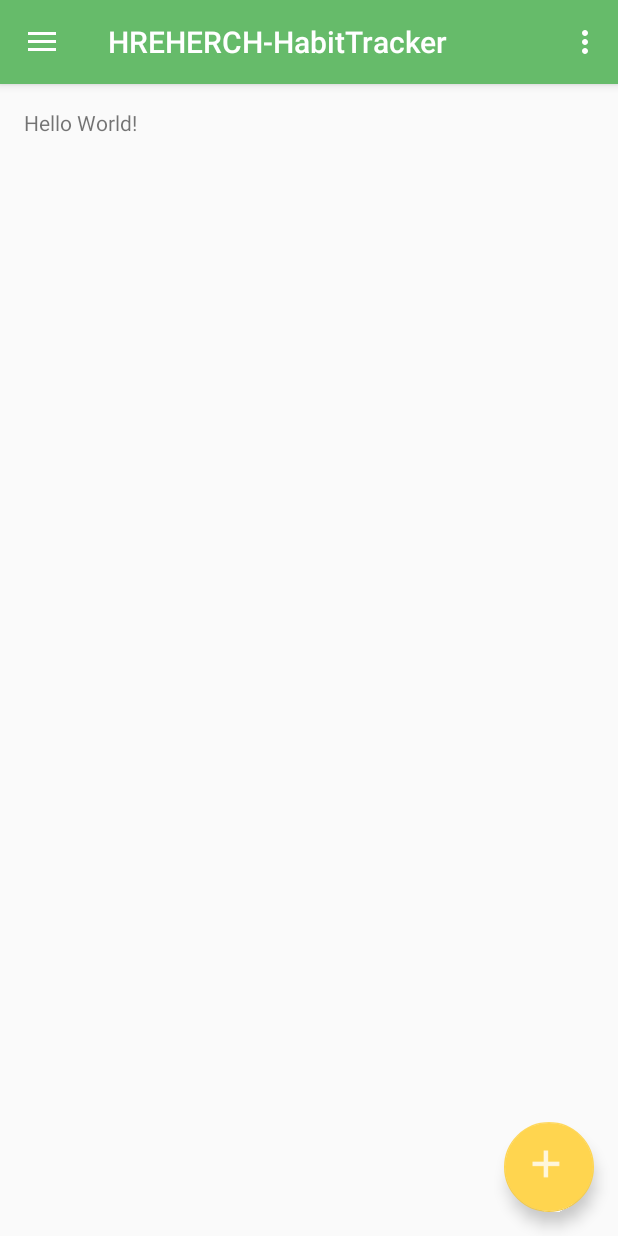
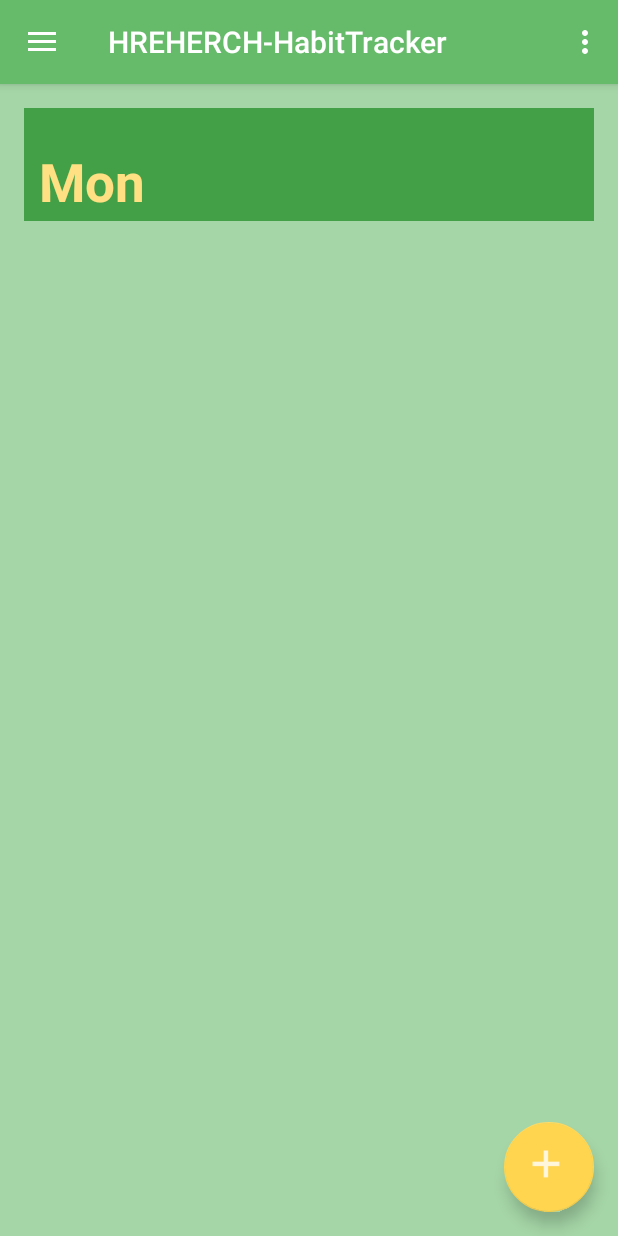
Before and after one commit to Hreherch/Habit-Tracker, an Android app: the screen it shows after launch (MainActivity), on a phone screen of 412 x 824 dp. Run offline under Robolectric (Android 15) with nearby library versions, the phone set to English and light mode, and no system bars.

Commit message:
pen pineapple apple pen

```diff
--- a/app/src/main/java/me/bennhart/hreherch_habittracker/GetToday.java
+++ b/app/src/main/java/me/bennhart/hreherch_habittracker/GetToday.java
@@ -12,22 +12,22 @@ import java.util.Locale;
  * Created by Ben on 2016-09-24.
  */
 public class GetToday {
-    public static final String DATE_FORMAT = "yyyy-MM-dd";
+    private final String DATE_FORMAT = "yyyy-MM-dd";
 
-    public static String getString() {
+    public String getString() {
         GregorianCalendar calendar = new GregorianCalendar();
         DateFormat formatter = new SimpleDateFormat( DATE_FORMAT, Locale.getDefault() );
         return formatter.format( calendar.getTime() );
     }
 
-    public static String getStringPlus( int plusDays ) {
+    public String getTodayPlus( int plusDays ) {
         GregorianCalendar calendar = new GregorianCalendar();
         DateFormat formatter = new SimpleDateFormat( DATE_FORMAT, Locale.getDefault() );
         calendar.add( Calendar.DATE, plusDays );
         return formatter.format( calendar.getTime() );
     }
 
-    public static String getDatePlus( String date, int plusDays ) {
+    public String getDatePlus( String date, int plusDays ) {
         DateFormat formatter = new SimpleDateFormat( DATE_FORMAT, Locale.getDefault() );
         GregorianCalendar calendar = new GregorianCalendar();
         try {
@@ -40,4 +40,13 @@ public class GetToday {
         return formatter.format( calendar.getTime() );
     }
 
+    public String getDayName() {
+        GregorianCalendar calendar = new GregorianCalendar();
+        DateFormat formatter = new SimpleDateFormat( "EEE", Locale.getDefault() );
+        return formatter.format( calendar.getTime() );
+    }
+
+    public String getDateFormat() {
+        return DATE_FORMAT;
+    }
 }
--- a/app/src/main/java/me/bennhart/hreherch_habittracker/MainActivity.java
+++ b/app/src/main/java/me/bennhart/hreherch_habittracker/MainActivity.java
@@ -31,6 +31,8 @@ import android.support.v7.app.AppCompatActivity;
 import android.support.v7.widget.Toolbar;
 import android.view.Menu;
 import android.view.MenuItem;
+import android.widget.EditText;
+import android.widget.TextView;
 
 public class MainActivity extends AppCompatActivity
         implements NavigationView.OnNavigationItemSelectedListener {
@@ -41,6 +43,10 @@ public class MainActivity extends AppCompatActivity
         setContentView(R.layout.activity_main);
         Toolbar toolbar = (Toolbar) findViewById(R.id.toolbar);
         setSupportActionBar(toolbar);
+
+        TextView dayText = (TextView) findViewById( R.id.editText_dayName );
+        GetToday today = new GetToday();
+        dayText.setText( today.getDayName() );
 
         FloatingActionButton fab = (FloatingActionButton) findViewById(R.id.fab);
         fab.setOnClickListener(new View.OnClickListener() {
--- a/app/src/main/res/layout/content_main.xml
+++ b/app/src/main/res/layout/content_main.xml
@@ -8,12 +8,38 @@
     android:paddingLeft="@dimen/activity_horizontal_margin"
     android:paddingRight="@dimen/activity_horizontal_margin"
     android:paddingTop="@dimen/activity_vertical_margin"
+    android:background="@color/colorPrimaryLight"
     app:layout_behavior="@string/appbar_scrolling_view_behavior"
     tools:context="me.bennhart.hreherch_habittracker.MainActivity"
     tools:showIn="@layout/app_bar_main">
 
-    <TextView
+
+    <FrameLayout
+        android:layout_width="match_parent"
+        android:layout_height="75dp"
+        android:background="@color/colorPrimaryDark"
+        android:layout_alignParentTop="true"
+        android:layout_centerHorizontal="true"
+        android:id="@+id/frameLayout">
+
+        <TextView
+            android:layout_width="match_parent"
+            android:layout_height="50dp"
+            android:text="XXXXXXXXXDAY"
+            android:textStyle="bold"
+            android:id="@+id/editText_dayName"
+            android:textAppearance="?android:attr/textAppearanceLarge"
+            android:textSize="35sp"
+            android:layout_marginLeft="10dp"
+            android:layout_gravity="bottom"
+            android:textColor="@color/colorActive"/>
+    </FrameLayout>
+
+    <ListView
         android:layout_width="wrap_content"
         android:layout_height="wrap_content"
-        android:text="Hello World!" />
+        android:id="@+id/listView"
+        android:layout_below="@+id/frameLayout"
+        android:layout_centerHorizontal="true" />
+
 </RelativeLayout>
```
Also changed, not shown: app/src/main/java/me/bennhart/hreherch_habittracker/AddHabitActivity.java (+3 -32 lines), app/src/main/java/me/bennhart/hreherch_habittracker/CompletionTracker.java (+8 -6 lines), app/src/main/java/me/bennhart/hreherch_habittracker/Habit.java (+44 -2 lines), 2 other files.
